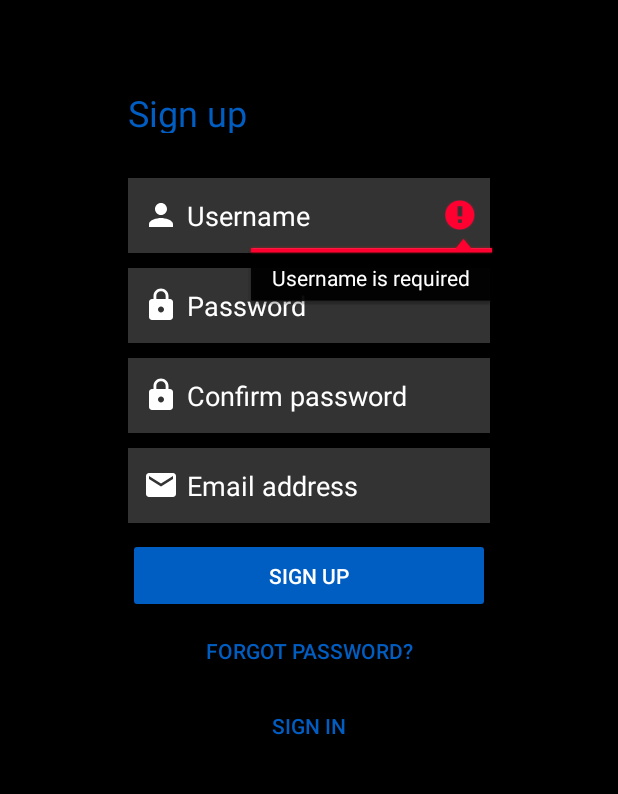
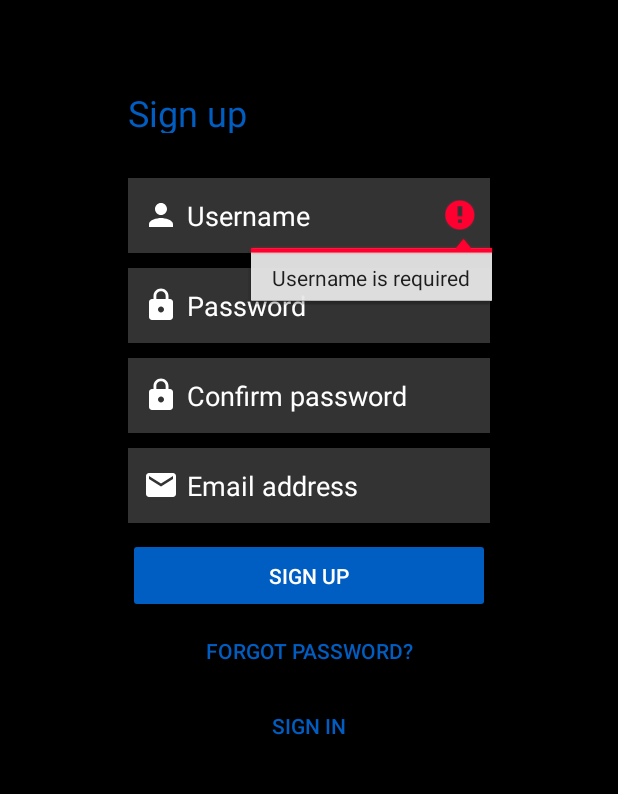
Before and after one commit to CyberBismo/Skybyn-APK, an Android app: the screen it shows after launch (LoginRegisterForgot), after a tap on "SIGN UP", on a phone screen of 412 x 824 dp, the part 257-1051 px from its top. Run offline under Robolectric (Android 15) with nearby library versions, the phone set to English and light mode, and no system bars; our stand-ins replace Volley; pictures from the network do not load; 1 other tap on this screen came first.

Commit message:
Little changes

```diff
--- /dev/null
+++ b/app/src/main/res/layout/display_notifications.xml
@@ -0,0 +1,6 @@
+<?xml version="1.0" encoding="utf-8"?>
+<androidx.constraintlayout.widget.ConstraintLayout xmlns:android="http://schemas.android.com/apk/res/android"
+    android:layout_width="match_parent"
+    android:layout_height="match_parent">
+
+</androidx.constraintlayout.widget.ConstraintLayout>
--- a/app/src/main/res/menu/side_nav_menu.xml
+++ b/app/src/main/res/menu/side_nav_menu.xml
@@ -4,7 +4,7 @@
     <item android:title="@string/myAccount">
         <menu>
             <group android:checkableBehavior="all">
-            <item android:id="@+id/notifications"
+            <item android:id="@+id/myNotifications"
         android:title="@string/notifications"
         android:icon="@drawable/notifications"/>
 
--- a/app/src/main/res/values/strings.xml
+++ b/app/src/main/res/values/strings.xml
@@ -31,7 +31,7 @@
     <string name="Friends">Friends</string>
     <string name="pages">Pages</string>
     <string name="groups">Groups</string>
-    <string name="notifications">Notification</string>
+    <string name="notifications">My Notifications</string>
     <string name="profile">Profile</string>
     <string name="settings">Settings</string>
     <string name="nav_open">open</string>
--- a/app/src/main/res/values/themes.xml
+++ b/app/src/main/res/values/themes.xml
@@ -13,4 +13,18 @@
         <item name="android:statusBarColor" tools:targetApi="l">@color/main_colour</item>
         <!-- Customize your theme here. -->
     </style>
+
+    <style name="Theme.WeSocial.ActionBar" parent="Theme.AppCompat.Light.DarkActionBar">
+        <!-- Primary brand color. -->
+        <item name="colorPrimary">@color/main_colour</item> <!-- Content background -->
+        <item name="colorPrimaryVariant">@color/black</item> <!-- Notification bar -->
+        <item name="colorOnPrimary">@color/white</item>
+        <!-- Secondary brand color. -->
+        <item name="colorSecondary">@color/main_colour</item>
+        <item name="colorSecondaryVariant">@color/main_colour</item>
+        <item name="colorOnSecondary">@color/white</item>
+        <!-- Status bar color. -->
+        <item name="android:statusBarColor" tools:targetApi="l">@color/main_colour</item>
+        <!-- Customize your theme here. -->
+    </style>
 </resources>
```
Also changed, not shown: app/src/main/AndroidManifest.xml (+7 -3 lines), app/src/main/java/social/app/wesocial/Frontpage.java (+9 -1 lines), app/src/main/java/social/app/wesocial/notifications.java (+20 -0 lines), app/src/main/res/layout/activity_notifications.xml (+10 -6 lines).
